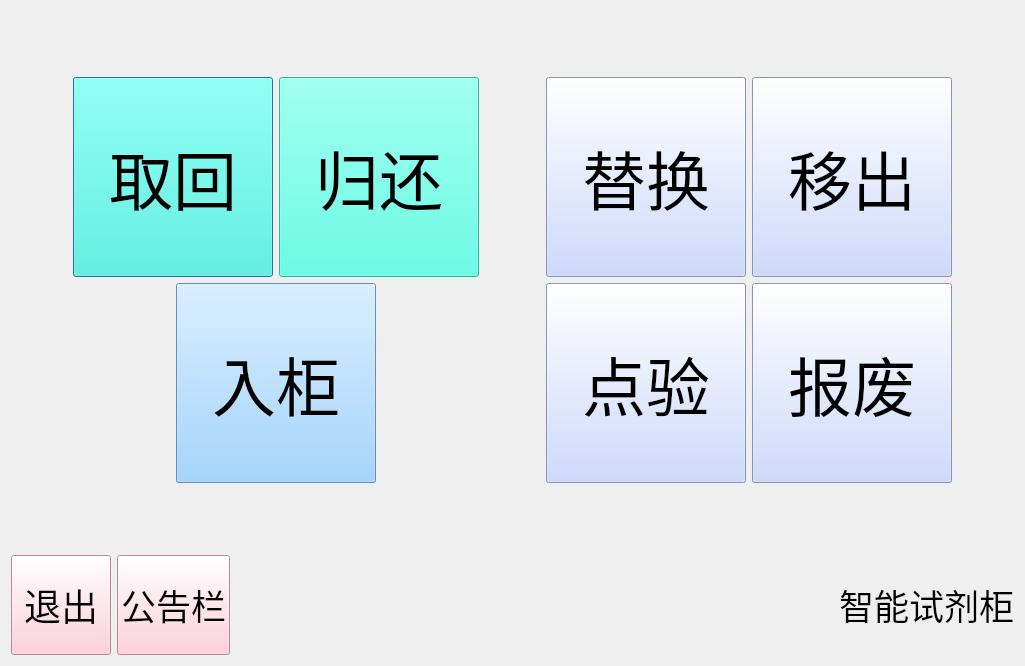
Above: qt/SmartCabinet/ui/common/dg_functionoptpage.ui from huanghl365/web before the change. Below: the same form after it.
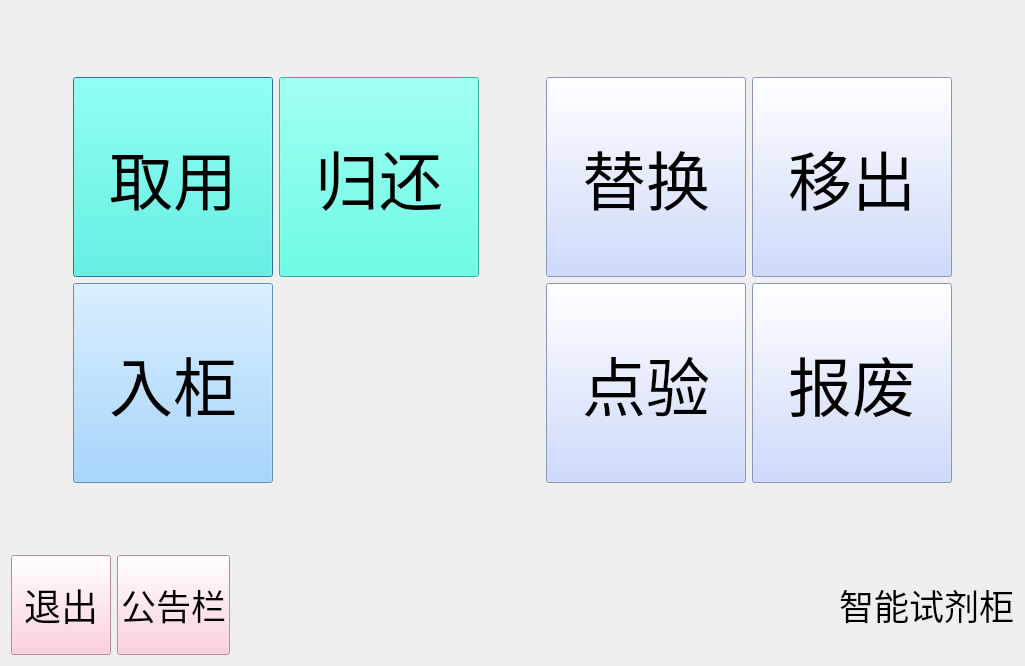
That is the form after the change.

Diff of the .ui file:
```diff
--- a/qt/SmartCabinet/ui/common/dg_functionoptpage.ui
+++ b/qt/SmartCabinet/ui/common/dg_functionoptpage.ui
@@ -65,7 +65,7 @@
               <string notr="true">background-color: rgb(61, 255, 226);</string>
              </property>
              <property name="text">
-              <string>取回</string>
+              <string>取用</string>
              </property>
             </widget>
            </item>
@@ -94,19 +94,6 @@
          </item>
          <item>
           <layout class="QHBoxLayout" name="horizontalLayout">
-           <item>
-            <spacer name="horizontalSpacer_2">
-             <property name="orientation">
-              <enum>Qt::Horizontal</enum>
-             </property>
-             <property name="sizeHint" stdset="0">
-              <size>
-               <width>40</width>
-               <height>20</height>
-              </size>
-             </property>
-            </spacer>
-           </item>
            <item>
             <widget class="QPushButton" name="pB_takeIn">
              <property name="minimumSize">
```
